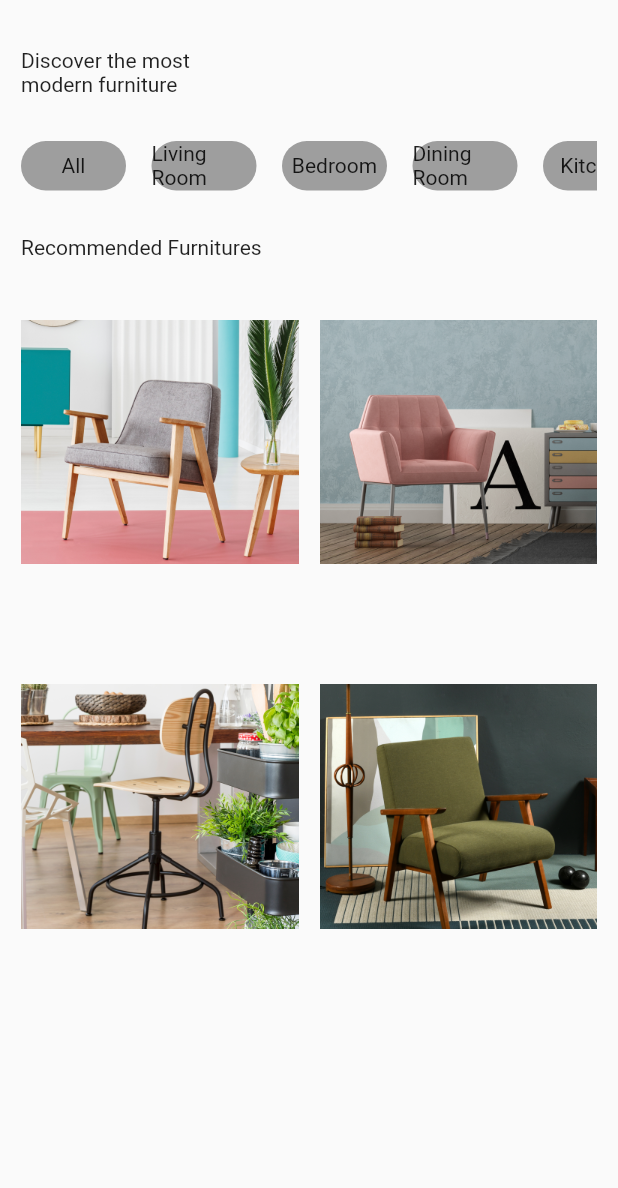
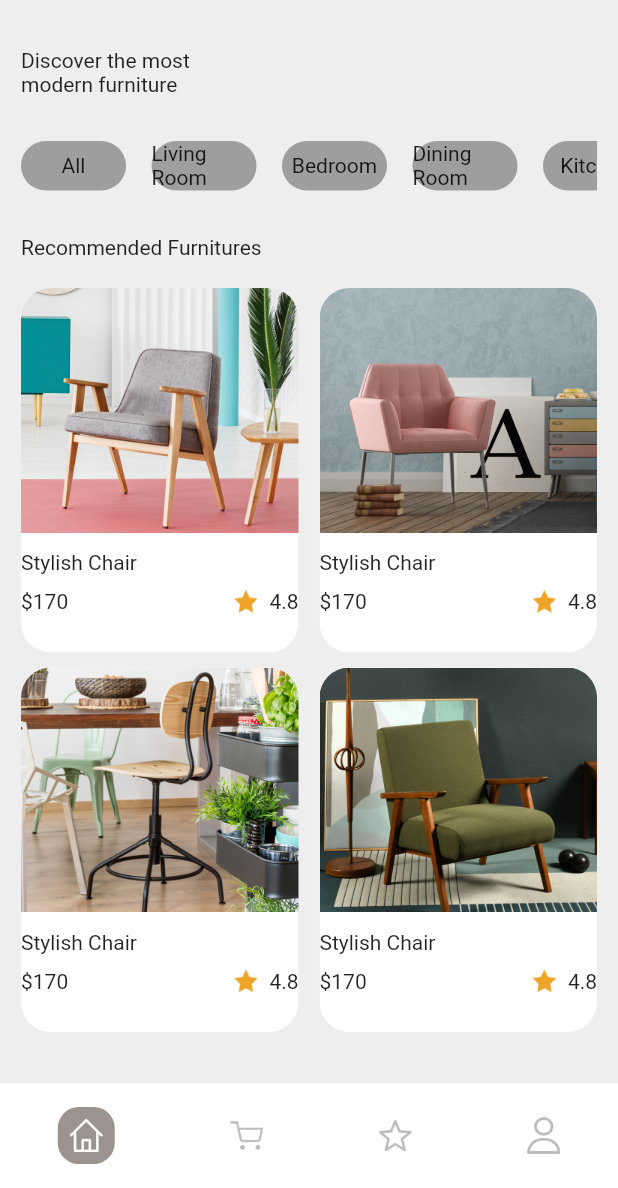
Before and after one commit to RandhoB/Flutter_Widget_Basic_FIC, a Flutter app: the screen it shows after launch, on a phone screen of 412 x 824 dp, the part 48-1236 px from its top. Run offline on Flutter 3.47's test engine with Material 2 defaults, Android fonts, the phone set to English and light mode, and no system bars.

```diff
--- a/lib/main.dart
+++ b/lib/main.dart
@@ -14,7 +14,8 @@ class MyApp extends StatelessWidget {
     return MaterialApp(
       debugShowCheckedModeBanner: false,
       theme: ThemeData(
-        primarySwatch: Colors.blue,
+        primarySwatch: Colors.blueGrey,
+        scaffoldBackgroundColor: Colors.grey[200],
       ),
       home: const Dashboard(),
     );
--- a/lib/pages/dashboard.dart
+++ b/lib/pages/dashboard.dart
@@ -1,5 +1,5 @@
 import 'package:flutter/material.dart';
-import 'package:flutter_widget_basic_fic/widget/bttomNavBar.dart';
+import 'package:flutter_widget_basic_fic/widget/bottomNavBar.dart';
 import 'package:flutter_widget_basic_fic/widget/container.dart';
 import 'package:flutter_widget_basic_fic/widget/containerMenu.dart';
 
@@ -12,7 +12,7 @@ class Dashboard extends StatelessWidget {
       body: SafeArea(
         child: Padding(
           padding: const EdgeInsets.all(14.0),
-          child: ListView(
+          child: Column(
             children: [
               Row(
                 mainAxisAlignment: MainAxisAlignment.spaceBetween,
@@ -33,6 +33,9 @@ class Dashboard extends StatelessWidget {
               const SizedBox(
                 height: 32,
               ),
+              Expanded(
+                child: ListView(
+                  children: [
                     const Text('Discover the most\nmodern furniture'),
                     const SizedBox(
                       height: 30,
@@ -80,6 +83,9 @@ class Dashboard extends StatelessWidget {
                       height: 30,
                     ),
                     const Text('Recommended Furnitures'),
+                    const SizedBox(
+                      height: 19,
+                    ),
                     Row(
                       mainAxisAlignment: MainAxisAlignment.spaceBetween,
                       // ignore: prefer_const_literals_to_create_immutables
@@ -91,6 +97,9 @@ class Dashboard extends StatelessWidget {
                           gambar: 'assets/furniture2.png',
                         ),
                       ],
+                    ),
+                    const SizedBox(
+                      height: 10,
                     ),
                     Row(
                       mainAxisAlignment: MainAxisAlignment.spaceBetween,
@@ -104,11 +113,48 @@ class Dashboard extends StatelessWidget {
                         ),
                       ],
                     ),
-              // BottomNavBarProduct(),
+                    const SizedBox(
+                      height: 100,
+                    ),
+                  ],
+                ),
+              ),
             ],
           ),
         ),
       ),
+      floatingActionButton: Container(
+        height: 70,
+        width: MediaQuery.of(context).size.width,
+        color: Colors.white,
+        // margin: const EdgeInsets.symmetric(
+        //   horizontal: 40,
+        //   vertical: 14,
+        // ),
+        child: Row(
+          mainAxisAlignment: MainAxisAlignment.spaceAround,
+          // ignore: prefer_const_literals_to_create_immutables
+          children: [
+            const BottomNavBarProduct(
+              imageNavbar: 'assets/Navbar-Home.png',
+              isActive: true,
+            ),
+            const BottomNavBarProduct(
+              imageNavbar: 'assets/Navbar-Shop.png',
+              isActive: false,
+            ),
+            const BottomNavBarProduct(
+              imageNavbar: 'assets/Navbar-Star.png',
+              isActive: false,
+            ),
+            const BottomNavBarProduct(
+              imageNavbar: 'assets/Navbar-People.png',
+              isActive: false,
+            ),
+          ],
+        ),
+      ),
+      floatingActionButtonLocation: FloatingActionButtonLocation.centerDocked,
     );
   }
 }
--- /dev/null
+++ b/lib/widget/bottomNavBar.dart
@@ -0,0 +1,39 @@
+import 'package:flutter/material.dart';
+
+class BottomNavBarProduct extends StatelessWidget {
+  final String imageNavbar;
+  final bool isActive;
+  const BottomNavBarProduct({
+    Key? key,
+    required this.imageNavbar,
+    required this.isActive,
+  }) : super(key: key);
+
+  @override
+  Widget build(BuildContext context) {
+    return Column(
+      mainAxisAlignment: MainAxisAlignment.center,
+      children: [
+        isActive
+            ? Container(
+                decoration: BoxDecoration(
+                  borderRadius: BorderRadius.circular(14),
+                  color: const Color(0xff9A9390),
+                ),
+                child: Padding(
+                  padding: const EdgeInsets.all(8.0),
+                  child: Image.asset(
+                    imageNavbar,
+                    width: 22,
+                    height: 22,
+                  ),
+                ),
+              )
+            : Image.asset(
+                imageNavbar,
+                width: 22,
+              ),
+      ],
+    );
+  }
+}
--- a/lib/widget/bttomNavBar.dart
+++ /dev/null
@@ -1,28 +0,0 @@
-import 'package:flutter/material.dart';
-
-class BottomNavBarProduct extends StatefulWidget {
-  const BottomNavBarProduct({Key? key}) : super(key: key);
-
-  @override
-  State<BottomNavBarProduct> createState() => _BottomNavBarProductState();
-}
-
-class _BottomNavBarProductState extends State<BottomNavBarProduct> {
-  @override
-  Widget build(BuildContext context) {
-    return Scaffold(
-      appBar: AppBar(
-        title: const Text("Dashboard"),
-        actions: const [],
-      ),
-      body: SingleChildScrollView(
-        child: Container(
-          padding: const EdgeInsets.all(10.0),
-          child: Column(
-            children: [],
-          ),
-        ),
-      ),
-    );
-  }
-}
--- a/lib/widget/container.dart
+++ b/lib/widget/container.dart
@@ -9,13 +9,49 @@ class ContainerProduct extends StatelessWidget {
 
   @override
   Widget build(BuildContext context) {
-    return Container(
-      width: 185,
-      height: 243,
-      decoration: BoxDecoration(
-        borderRadius: BorderRadius.circular(20),
-      ),
-      child: Image.asset(gambar),
+    return ClipRRect(
+      borderRadius: BorderRadius.circular(20),
+      child: Container(
+          width: 185,
+          height: 243,
+          color: Colors.white,
+          child: Column(
+            crossAxisAlignment: CrossAxisAlignment.start,
+            children: [
+              Image.asset(
+                gambar,
+              ),
+              const SizedBox(
+                height: 12,
+              ),
+              const Text('Stylish Chair'),
+              const SizedBox(
+                height: 10,
+              ),
+              Row(
+                mainAxisAlignment: MainAxisAlignment.spaceBetween,
+                children: [
+                  const Text('\$170'),
+                  SizedBox(
+                    width: MediaQuery.of(context).size.width * 0.1,
+                  ),
+                  Row(
+                    mainAxisAlignment: MainAxisAlignment.spaceBetween,
+                    children: [
+                      Image.asset(
+                        'assets/Icon-star.png',
+                        height: 15,
+                      ),
+                      const SizedBox(
+                        width: 8,
+                      ),
+                      const Text('4.8')
+                    ],
+                  ),
+                ],
+              )
+            ],
+          )),
     );
   }
 }
```
Also changed, not shown: assets/Icon-love.png (added), assets/Icon-star.png (added), assets/Navbar-Home.png (added), assets/Navbar-People.png (added), assets/Navbar-Shop.png (added), assets/Navbar-Star.png (added). Lines whose indentation alone changed are shown as unchanged.
